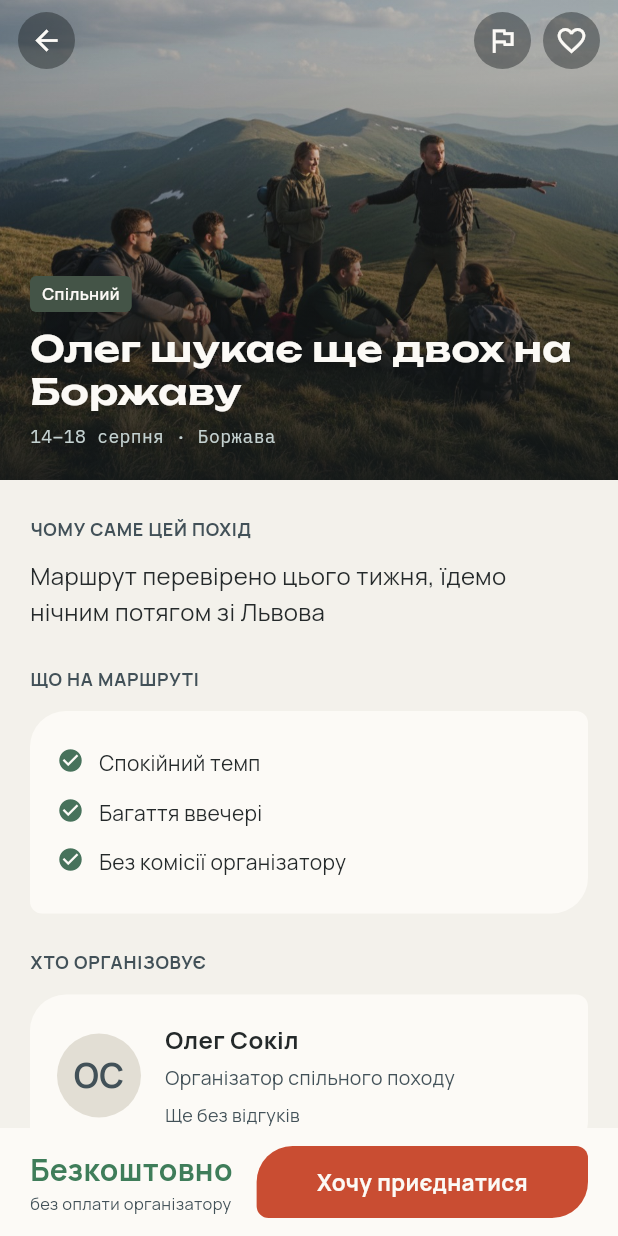
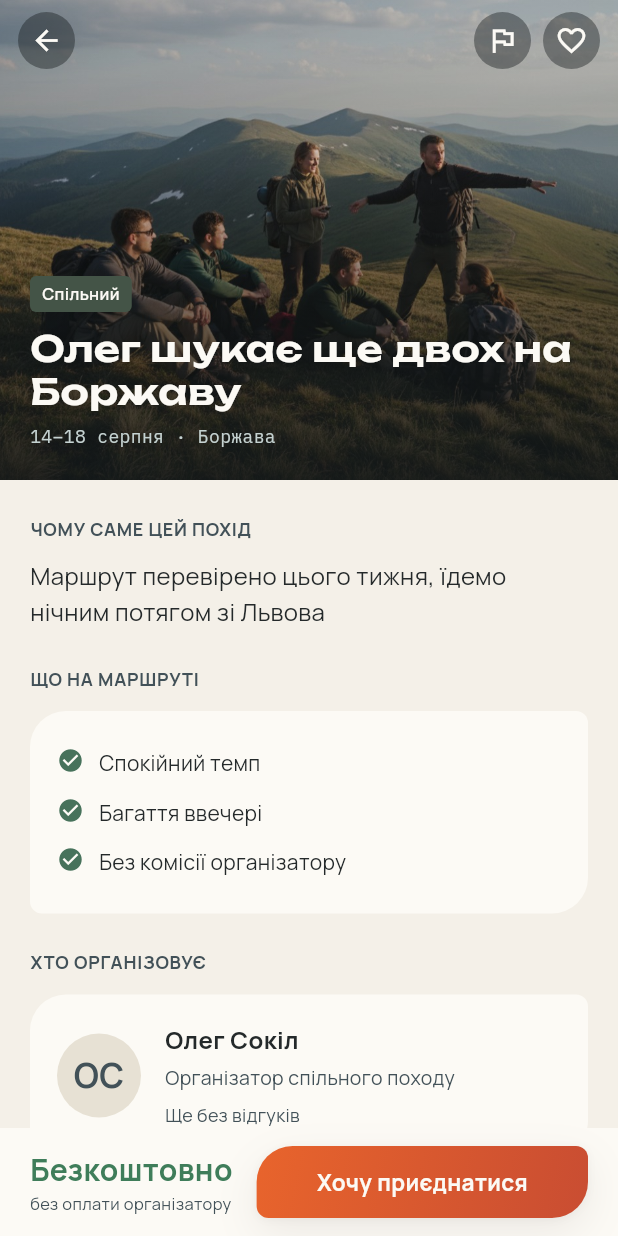
Before and after one commit to blablacamp/blablacamp, a Flutter app: the HomeShell screen opened directly, after a tap on "Спільний", on a phone screen of 412 x 824 dp. Run offline on Flutter 3.47's test engine with Material 3 defaults, Android fonts, the phone set to English and light mode, and no system bars; our stand-ins replace equatable, file_picker, firebase_core, firebase_crashlytics, flutter_bloc, flutter_map and 6 more; missing offline and left inert: onesignal_flutter; accounts and stored records are empty.

Commit message:
Polish: warmer palette, gradient CTAs, soft shadows, frosted floating nav
- Warmed neutrals; added accentGradient + softShadow tokens; primary join CTAs
  (mobile sticky bar + web booking) now use the smooth terracotta gradient.
- Web nav bar is frosted/translucent with a light backdrop blur and floats over
  the scroll content in WebChrome, so content faintly shows through as you
  scroll under it.

Co-Authored-By: Claude Opus 4.8 (1M context) <noreply@anthropic.com>

```diff
--- a/frontend/lib/core/theme/app_colors.dart
+++ b/frontend/lib/core/theme/app_colors.dart
@@ -7,13 +7,15 @@ abstract final class AppColors {
   static const ink = Color(0xFF121719); // page background on dark screens
   static const inkSoft = Color(0xFF1B2225); // slightly raised dark surface
 
-  // Cream / light
-  static const cream = Color(0xFFFCFAF6); // text on dark, light page bg
-  static const surface = Color(0xFFF3F1EB); // cards / inputs on light
+  // Cream / light (warmed a touch for a cozier feel)
+  static const cream = Color(0xFFFCFAF5); // text on dark, light page bg
+  static const surface = Color(0xFFF4F0E8); // cards / inputs on light
 
   // Accent
   static const accent = Color(0xFFC94D32); // primary CTA (terracotta)
   static const accentPressed = Color(0xFFB2402A);
+  static const accentSoft = Color(0xFFE8642C); // lighter terracotta (gradients)
+  static const honey = Color(0xFFD9A441); // warm secondary accent (Galician)
 
   // Text
   static const textPrimary = Color(0xFF24292A); // headings on light
@@ -21,7 +23,20 @@ abstract final class AppColors {
   static const mutedOnDark = Color(0xFFC5D2D1); // secondary text on dark
 
   // Utility
-  static const divider = Color(0xFFE2DED4);
+  static const divider = Color(0xFFE7E1D4);
   static const success = Color(0xFF3F7D5A);
   static const warning = Color(0xFFD08A2C);
+
+  /// Smooth terracotta gradient for primary CTAs.
+  static const accentGradient = LinearGradient(
+    begin: Alignment.topLeft,
+    end: Alignment.bottomRight,
+    colors: [accentSoft, accent],
+  );
+
+  /// Soft, warm card shadow — diffuse and gentle ("смузі").
+  static const softShadow = <BoxShadow>[
+    BoxShadow(color: Color(0x14332017), blurRadius: 24, offset: Offset(0, 10)),
+    BoxShadow(color: Color(0x0A000000), blurRadius: 4, offset: Offset(0, 1)),
+  ];
 }
--- a/frontend/lib/features/hikes/view/hike_details_page.dart
+++ b/frontend/lib/features/hikes/view/hike_details_page.dart
@@ -765,10 +765,20 @@ class _StickyBar extends StatelessWidget {
           ),
           const SizedBox(width: 16),
           Expanded(
-            child: SizedBox(
+            child: Container(
               height: 48,
+              decoration: BoxDecoration(
+                gradient: (color == AppColors.accent)
+                    ? AppColors.accentGradient
+                    : null,
+                color: (color == AppColors.accent) ? null : color,
+                borderRadius: AppShapes.leaf,
+                boxShadow: (color == AppColors.accent)
+                    ? AppColors.softShadow
+                    : null,
+              ),
               child: Material(
-                color: color,
+                color: Colors.transparent,
                 borderRadius: AppShapes.leaf,
                 child: InkWell(
                   borderRadius: AppShapes.leaf,
```
Also changed, not shown: frontend/lib/core/web/widgets/web_chrome.dart (+14 -2 lines), frontend/lib/core/web/widgets/web_nav_bar.dart (+21 -2 lines), frontend/lib/features/hikes/view/hike_details_web.dart (+8 -2 lines).
